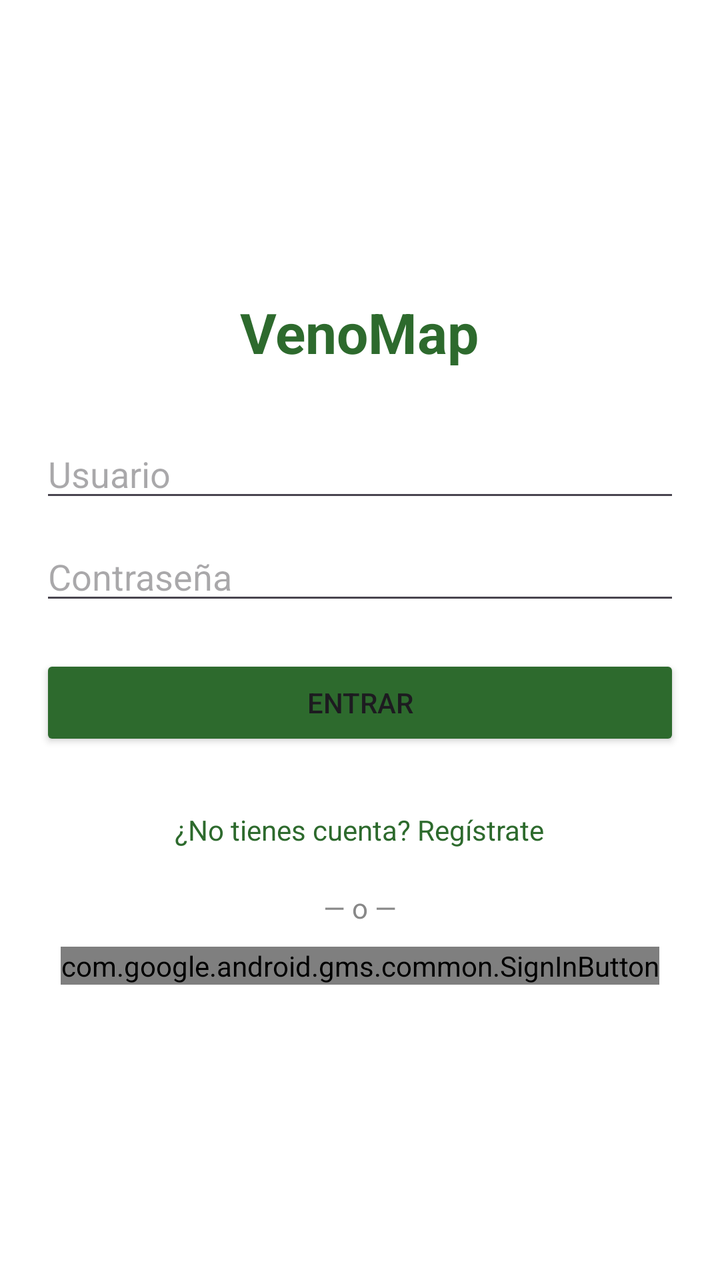
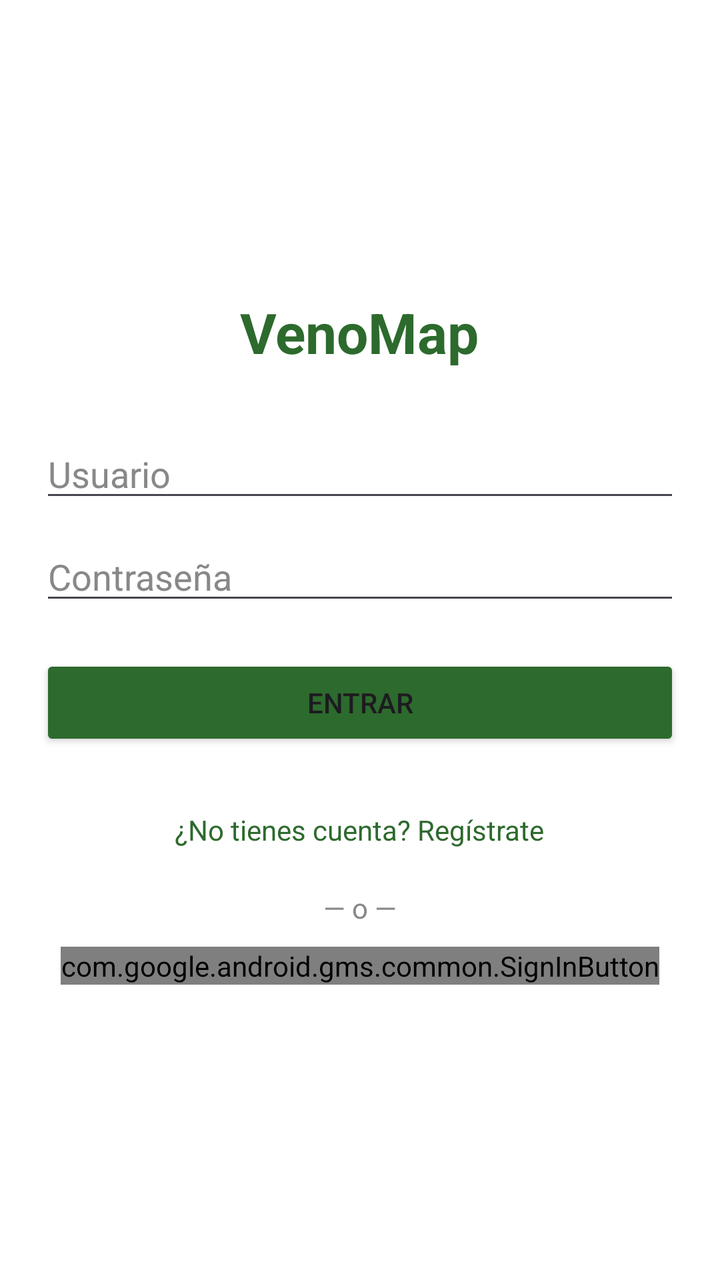

Before-and-after screenshots of an Android layout around one commit, followed by the original layout XML and the change that was made.
<!-- AndroidManifest.xml: application theme Theme.AppVenenos -->
<!-- res/layout/activity_login.xml -->
<?xml version="1.0" encoding="utf-8"?>
<LinearLayout xmlns:android="http://schemas.android.com/apk/res/android"
    android:layout_width="match_parent"
    android:layout_height="match_parent"
    android:orientation="vertical"
    android:padding="20dp"
    android:gravity="center"
    android:background="#FFFFFF">

    <TextView
        android:layout_width="wrap_content"
        android:layout_height="wrap_content"
        android:text="VenoMap"
        android:textSize="28sp"
        android:textStyle="bold"
        android:textColor="#2D6A2D"
        android:layout_marginBottom="30dp"/>

    <EditText
        android:id="@+id/etUsuario"
        android:layout_width="match_parent"
        android:layout_height="wrap_content"
        android:hint="Usuario"
        android:inputType="text" />

    <EditText
        android:id="@+id/etPassword"
        android:layout_width="match_parent"
        android:layout_height="wrap_content"
        android:hint="Contraseña"
        android:inputType="textPassword"
        android:layout_marginTop="10dp"/>

    <Button
        android:id="@+id/btnLogin"
        android:layout_width="match_parent"
        android:layout_height="wrap_content"
        android:text="Entrar"
        android:layout_marginTop="20dp"
        android:backgroundTint="#2D6A2D"/>

    <TextView
        android:id="@+id/tvRegistro"
        android:layout_width="wrap_content"
        android:layout_height="wrap_content"
        android:text="¿No tienes cuenta? Regístrate"
        android:textColor="#2D6A2D"
        android:layout_marginTop="20dp"
        android:padding="10dp"
        android:textSize="14sp" />

    <TextView
        android:layout_width="wrap_content"
        android:layout_height="wrap_content"
        android:text="— o —"
        android:textColor="#888888"
        android:layout_marginTop="10dp"
        android:textSize="14sp" />

    <com.google.android.gms.common.SignInButton
        android:id="@+id/btnGoogle"
        android:layout_width="wrap_content"
        android:layout_height="wrap_content"
        android:layout_marginTop="10dp" />

</LinearLayout>
<!-- resources referenced by this layout -->
<resources>
  <style name="Theme.AppVenenos" parent="Base.Theme.AppVenenos" />
  <style name="Base.Theme.AppVenenos" parent="Theme.Material3.DayNight.NoActionBar">
          <item name="colorPrimary">#2D6A2D</item>
          <item name="colorPrimaryVariant">#1B4D1B</item>
          <item name="android:statusBarColor">#2D6A2D</item>
      </style>
</resources>

<!-- the commit's change to res/layout/activity_login.xml (unified diff, before → after) -->
@@ -21,7 +21,9 @@
         android:layout_width="match_parent"
         android:layout_height="wrap_content"
         android:hint="Usuario"
-        android:inputType="text" />
+        android:inputType="text"
+        android:textColor="#000000"
+        android:textColorHint="#888888" />
 
     <EditText
         android:id="@+id/etPassword"
@@ -29,7 +31,9 @@
         android:layout_height="wrap_content"
         android:hint="Contraseña"
         android:inputType="textPassword"
-        android:layout_marginTop="10dp"/>
+        android:layout_marginTop="10dp"
+        android:textColor="#000000"
+        android:textColorHint="#888888" />
 
     <Button
         android:id="@+id/btnLogin"
